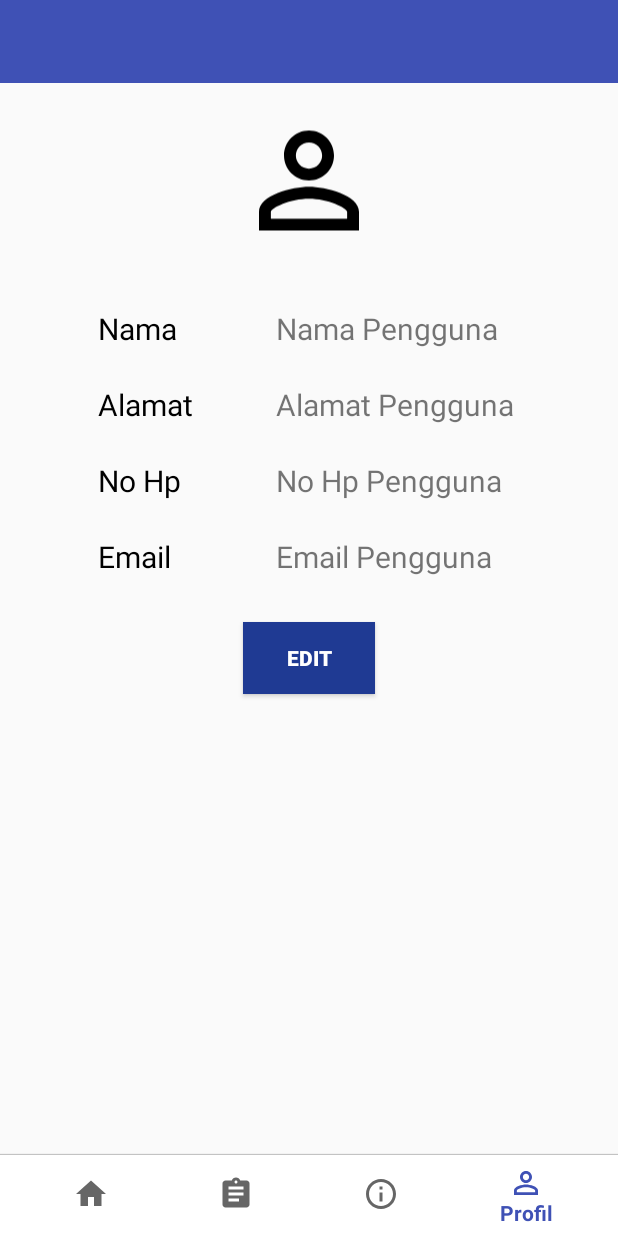
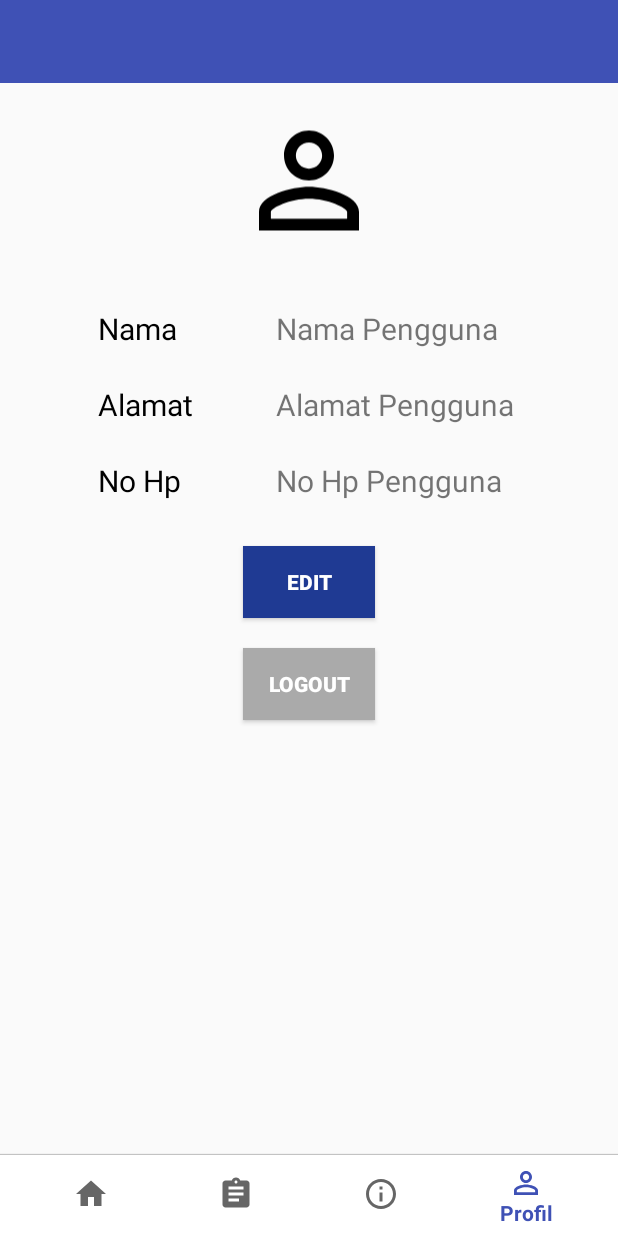
Before and after one commit to NurHidayatulAfidah/Tu-Mobile-Android, an Android app: the HomeActivity screen opened directly, with no data from a screen before it, item 4 of the bottom bar chosen, on a phone screen of 412 x 824 dp. Run offline under Robolectric (Android 15) with nearby library versions, the light colour scheme and no system bars; our stand-ins replace Volley; network calls fail; 1 statement that could not run was skipped.

Commit message:
Profil sesuai pengguna login

```diff
--- a/ProjectFinish/app/src/main/java/com/example/asus/projectfinish/FileCache.java
+++ b/ProjectFinish/app/src/main/java/com/example/asus/projectfinish/FileCache.java
@@ -1,4 +1,4 @@
-package tampil.pckg.dlmbg.gambar;
+/*package tampil.pckg.dlmbg.gambar;
 
 import java.io.File;
 import android.content.Context;
@@ -35,4 +35,4 @@ public class FileCache {
             f.delete();
     }
 
-}
+}*/
--- a/ProjectFinish/app/src/main/java/com/example/asus/projectfinish/HomeActivity.java
+++ b/ProjectFinish/app/src/main/java/com/example/asus/projectfinish/HomeActivity.java
@@ -39,10 +39,10 @@ public class HomeActivity extends AppCompatActivity {
         lstBarang.add(new Barang("Aqua Kemasan 600 ml", "Rp. 40.000", R.drawable.aqua_600ml));
         lstBarang.add(new Barang("LPG 3kg", "Rp. 16.000", R.drawable.lpg));;
 
-        RecyclerView myrv = (RecyclerView) findViewById(R.id.recyclerview_id);
+       /* RecyclerView myrv = (RecyclerView) findViewById(R.id.recyclerview_id);
         RecyclerViewAdapter myAdapter = new RecyclerViewAdapter(this, lstBarang);
         myrv.setLayoutManager(new GridLayoutManager(this, 2));
-        myrv.setAdapter(myAdapter);
+        myrv.setAdapter(myAdapter);*/
 
 
         BottomNavigationView bottomNavigationView = findViewById(R.id.bottomnavMenu);
--- a/ProjectFinish/app/src/main/java/com/example/asus/projectfinish/ImageLoader.java
+++ b/ProjectFinish/app/src/main/java/com/example/asus/projectfinish/ImageLoader.java
@@ -1,4 +1,4 @@
-package tampil.pckg.dlmbg.gambar;
+/*package tampil.pckg.dlmbg.gambar;
 
 import java.io.File;
 import java.io.FileInputStream;
@@ -168,4 +168,4 @@ public class ImageLoader {
         fileCache.clear();
     }
 
-}
+}*/
--- a/ProjectFinish/app/src/main/java/com/example/asus/projectfinish/JSONParser.java
+++ b/ProjectFinish/app/src/main/java/com/example/asus/projectfinish/JSONParser.java
@@ -1,4 +1,4 @@
-package tampil.pckg.dlmbg.gambar;
+/*package tampil.pckg.dlmbg.gambar;
 
 import java.io.BufferedReader;
 import java.io.IOException;
@@ -72,4 +72,4 @@ public class JSONParser {
 		return jObj;
 
 	}
-}
+}*/
--- a/ProjectFinish/app/src/main/java/com/example/asus/projectfinish/Koneksi.java
+++ b/ProjectFinish/app/src/main/java/com/example/asus/projectfinish/Koneksi.java
@@ -1,4 +1,4 @@
-package tampil.pckg.dlmbg.gambar;
+/*package tampil.pckg.dlmbg.gambar;
 
 public class Koneksi {
 
@@ -8,4 +8,4 @@ public class Koneksi {
 		return isi;
 	}
 
-}
+}*/
--- a/ProjectFinish/app/src/main/java/com/example/asus/projectfinish/LazyAdapter.java
+++ b/ProjectFinish/app/src/main/java/com/example/asus/projectfinish/LazyAdapter.java
@@ -1,4 +1,4 @@
-package tampil.pckg.dlmbg.gambar;
+/*package tampil.pckg.dlmbg.gambar;
 
 import java.util.ArrayList;
 import java.util.HashMap;
@@ -56,4 +56,4 @@ public class LazyAdapter extends BaseAdapter {
 	        imageLoader.DisplayImage(berita.get(TampilkanGambarActivity.in_gambar), gambar);
 	        return vi;
     }
-}
+}*/
--- a/ProjectFinish/app/src/main/java/com/example/asus/projectfinish/Login.java
+++ b/ProjectFinish/app/src/main/java/com/example/asus/projectfinish/Login.java
@@ -218,4 +218,10 @@ public class Login extends AppCompatActivity {
         if (pDialog.isShowing())
             pDialog.dismiss();
     }
+
+    @Override
+    public void onBackPressed() {
+        intent = new Intent(Login.this, Login.class);
+        finish();
+    }
 }
--- a/ProjectFinish/app/src/main/java/com/example/asus/projectfinish/MemoryCache.java
+++ b/ProjectFinish/app/src/main/java/com/example/asus/projectfinish/MemoryCache.java
@@ -1,4 +1,4 @@
-package tampil.pckg.dlmbg.gambar;
+/*package tampil.pckg.dlmbg.gambar;
 
 import java.lang.ref.SoftReference;
 import java.util.Collections;
@@ -23,4 +23,4 @@ public class MemoryCache {
     public void clear() {
         cache.clear();
     }
-}
+}*/
--- a/ProjectFinish/app/src/main/java/com/example/asus/projectfinish/ProfilActivity.java
+++ b/ProjectFinish/app/src/main/java/com/example/asus/projectfinish/ProfilActivity.java
@@ -1,19 +1,82 @@
 package com.example.asus.projectfinish;
 
+import android.content.Context;
 import android.content.Intent;
+import android.content.SharedPreferences;
+import android.net.ConnectivityManager;
 import android.os.Bundle;
 import android.support.annotation.NonNull;
 import android.support.design.widget.BottomNavigationView;
 import android.support.v7.app.AppCompatActivity;
+import android.util.Log;
 import android.view.Menu;
 import android.view.MenuItem;
+import android.view.View;
+import android.widget.Button;
+import android.widget.TextView;
+import android.widget.Toast;
+
+import com.android.volley.Request;
+import com.android.volley.Response;
+import com.android.volley.VolleyError;
+import com.android.volley.toolbox.StringRequest;
+
+import org.json.JSONException;
+import org.json.JSONObject;
+
+import java.util.HashMap;
+import java.util.Map;
+
+import static com.example.asus.projectfinish.Login.TAG_USERNAME;
 
 public class ProfilActivity extends AppCompatActivity {
+    TextView txt_nama, txt_alamat, txt_no_hp, txt_id;
+    Button btn_edit, btn_logout;
+
+    private String url = Server.URL +"profil.php";
+    private static final String TAG = ProfilActivity.class.getSimpleName();
+
+    public static final String TAG_NAMA = "nama";
+    public static final String TAG_ALAMAT = "alamat";
+    public static final String TAG_NO_HP = "no_hp";
+
+
+    String tag_json_obj = "json_obj_req";
+    ConnectivityManager conMgr;
+
+    public static final String TAG_ID = "id";
+    SharedPreferences sharedpreferences;
+    String id;
+
+    public static final String my_shared_preferences = "my_shared_preferences";
 
     @Override
     protected void onCreate(Bundle savedInstanceState) {
         super.onCreate(savedInstanceState);
         setContentView(R.layout.activity_profil);
+
+        txt_nama = (TextView)findViewById(R.id.nama);
+        txt_alamat = (TextView)findViewById(R.id.alamat);
+        txt_no_hp = (TextView)findViewById(R.id.no_hp);
+        btn_logout = (Button)findViewById(R.id.btn_logout);
+
+        sharedpreferences = getSharedPreferences(my_shared_preferences, Context.MODE_PRIVATE);
+        id = sharedpreferences.getString(TAG_ID, null);
+
+        txt_id = (TextView)findViewById(R.id.id);
+        txt_id.setText(id);
+
+        tampilData(id);
+        /*conMgr = (ConnectivityManager) getSystemService(Context.CONNECTIVITY_SERVICE);
+        {
+            if (conMgr.getActiveNetworkInfo() != null
+                    && conMgr.getActiveNetworkInfo().isAvailable()
+                    && conMgr.getActiveNetworkInfo().isConnected()) {
+                tampilData(id);
+            } else {
+                Toast.makeText(getApplicationContext() ,"No Internet Connection", Toast.LENGTH_LONG).show();
+            }
+        }*/
 
         BottomNavigationView bottomNavigationView = findViewById(R.id.bottomnavMenu);
         BottomNavigationViewHelper.disableShiftMode(bottomNavigationView);
@@ -49,5 +112,69 @@ public class ProfilActivity extends AppCompatActivity {
                 return false;
             }
         });
+
+        btn_logout.setOnClickListener(new View.OnClickListener() {
+
+            @Override
+            public void onClick(View v) {
+                // TODO Auto-generated method stub
+                SharedPreferences.Editor editor = sharedpreferences.edit();
+                editor.putBoolean(Login.session_status, false);
+                editor.putString(TAG_ID, null);
+                editor.putString(TAG_USERNAME, null);
+                editor.commit();
+
+                Intent intent = new Intent(ProfilActivity.this, Login.class);
+                finish();
+                startActivity(intent);
+            }
+        });
+    }
+
+    private void tampilData(final String id) {
+        StringRequest strReq = new StringRequest(Request.Method.POST, url, new Response.Listener<String>() {
+            @Override
+            public void onResponse(String response) {
+                Log.e(TAG, "Data Response: " + response);
+
+                try {
+                    JSONObject jObj = new JSONObject(response);
+
+                    String nama = jObj.getString(TAG_NAMA);
+                    String alamat = jObj.getString(TAG_ALAMAT);
+                    String no_hp = jObj.getString(TAG_NO_HP);
+
+                    txt_nama.setText(nama);
+                    txt_alamat.setText(alamat);
+                    txt_no_hp.setText(no_hp);
+
+                    Log.e("Successfully Get Data!", jObj.toString());
+
+                } catch (JSONException e) {
+                    // JSON error
+                    e.printStackTrace();
+                }
+
+            }
+        }, new Response.ErrorListener() {
+
+            @Override
+            public void onErrorResponse(VolleyError error) {
+
+            }
+        }) {
+
+            @Override
+            protected Map<String, String> getParams() {
+                Map<String, String> params = new HashMap<String, String>();
+                params.put("id", id);
+
+                return params;
+            }
+
+        };
+
+        // Adding request to request queue
+        AppController.getInstance().addToRequestQueue(strReq, tag_json_obj);
     }
 }
--- a/ProjectFinish/app/src/main/java/com/example/asus/projectfinish/TampilkanGambarActivity.java
+++ b/ProjectFinish/app/src/main/java/com/example/asus/projectfinish/TampilkanGambarActivity.java
@@ -1,4 +1,4 @@
-package tampil.pckg.dlmbg.gambar;
+/*package tampil.pckg.dlmbg.gambar;
 
 import java.util.ArrayList;
 import java.util.HashMap;
@@ -61,4 +61,4 @@ public class TampilkanGambarActivity extends Activity {
         adapter=new LazyAdapter(this, data_map);
         list.setAdapter(adapter);
     }
-}
+}*/
--- a/ProjectFinish/app/src/main/java/com/example/asus/projectfinish/Utils.java
+++ b/ProjectFinish/app/src/main/java/com/example/asus/projectfinish/Utils.java
@@ -1,4 +1,4 @@
-package tampil.pckg.dlmbg.gambar;
+/*package tampil.pckg.dlmbg.gambar;
 
 import java.io.InputStream;
 import java.io.OutputStream;
@@ -20,4 +20,4 @@ public class Utils {
         }
         catch(Exception ex){}
     }
-}
+}*/
--- a/ProjectFinish/app/src/main/res/layout/activity_profil.xml
+++ b/ProjectFinish/app/src/main/res/layout/activity_profil.xml
@@ -61,7 +61,7 @@
                 android:textSize="20sp" />
 
             <TextView
-                android:id="@+id/textView2"
+                android:id="@+id/nama"
                 android:layout_width="wrap_content"
                 android:layout_height="wrap_content"
                 android:layout_alignBaseline="@+id/textView1"
@@ -86,15 +86,20 @@
                 android:textSize="20sp" />
 
             <TextView
-                android:id="@+id/textView4"
+                android:id="@+id/alamat"
                 android:layout_width="wrap_content"
                 android:layout_height="wrap_content"
                 android:layout_alignBaseline="@+id/textView3"
                 android:layout_alignBottom="@+id/textView3"
-                android:layout_alignLeft="@+id/textView2"
-                android:layout_alignStart="@+id/textView2"
+                android:layout_alignLeft="@+id/nama"
+                android:layout_alignStart="@+id/nama"
                 android:text="@string/alamat_pengguna"
                 android:textSize="20sp" />
+
+            <TextView
+                android:id="@+id/id"
+                android:layout_width="wrap_content"
+                android:layout_height="wrap_content" />
 
             <TextView
                 android:id="@+id/textView5"
@@ -109,48 +114,37 @@
                 android:textSize="20sp" />
 
             <TextView
-                android:id="@+id/textView6"
+                android:id="@+id/no_hp"
                 android:layout_width="wrap_content"
                 android:layout_height="wrap_content"
                 android:layout_alignBaseline="@+id/textView5"
                 android:layout_alignBottom="@+id/textView5"
-                android:layout_alignLeft="@+id/textView4"
-                android:layout_alignStart="@+id/textView4"
+                android:layout_alignLeft="@+id/alamat"
+                android:layout_alignStart="@+id/alamat"
                 android:text="@string/no_hp_pengguna"
                 android:textSize="20sp" />
 
-            <TextView
-                android:id="@+id/textView7"
+            <Button
+                android:id="@+id/btn_edit"
                 android:layout_width="wrap_content"
                 android:layout_height="wrap_content"
-                android:layout_alignLeft="@+id/textView5"
-                android:layout_alignStart="@+id/textView5"
-                android:layout_below="@+id/textView5"
-                android:layout_marginTop="23dp"
-                android:text="@string/email"
-                android:textColor="#000000"
-                android:textSize="20sp" />
-
-            <TextView
-                android:id="@+id/textView8"
-                android:layout_width="wrap_content"
-                android:layout_height="wrap_content"
-                android:layout_alignBaseline="@+id/textView7"
-                android:layout_alignBottom="@+id/textView7"
-                android:layout_alignLeft="@+id/textView6"
-                android:layout_alignStart="@+id/textView6"
-                android:text="@string/email_pengguna"
-                android:textSize="20sp" />
-
-            <Button
-                android:id="@+id/button1"
-                android:layout_width="wrap_content"
-                android:layout_height="wrap_content"
-                android:layout_below="@+id/textView8"
+                android:layout_below="@+id/no_hp"
                 android:layout_marginTop="30dp"
                 android:layout_centerHorizontal="true"
                 android:background="#1F3A93"
                 android:text="@string/edit"
+                android:textColor="@android:color/white"
+                android:textStyle="bold" />
+
+            <Button
+                android:id="@+id/btn_logout"
+                android:layout_width="wrap_content"
+                android:layout_height="wrap_content"
+                android:layout_below="@+id/btn_edit"
+                android:layout_marginTop="20dp"
+                android:layout_centerHorizontal="true"
+                android:background="@android:color/darker_gray"
+                android:text="Logout"
                 android:textColor="@android:color/white"
                 android:textStyle="bold" />
 
```
Also changed, not shown: ProjectFinish/app/src/main/java/com/example/asus/projectfinish/Register.java (+0 -29 lines), ProjectFinish/app/src/main/res/layout/activity_register.xml (+0 -7 lines).
